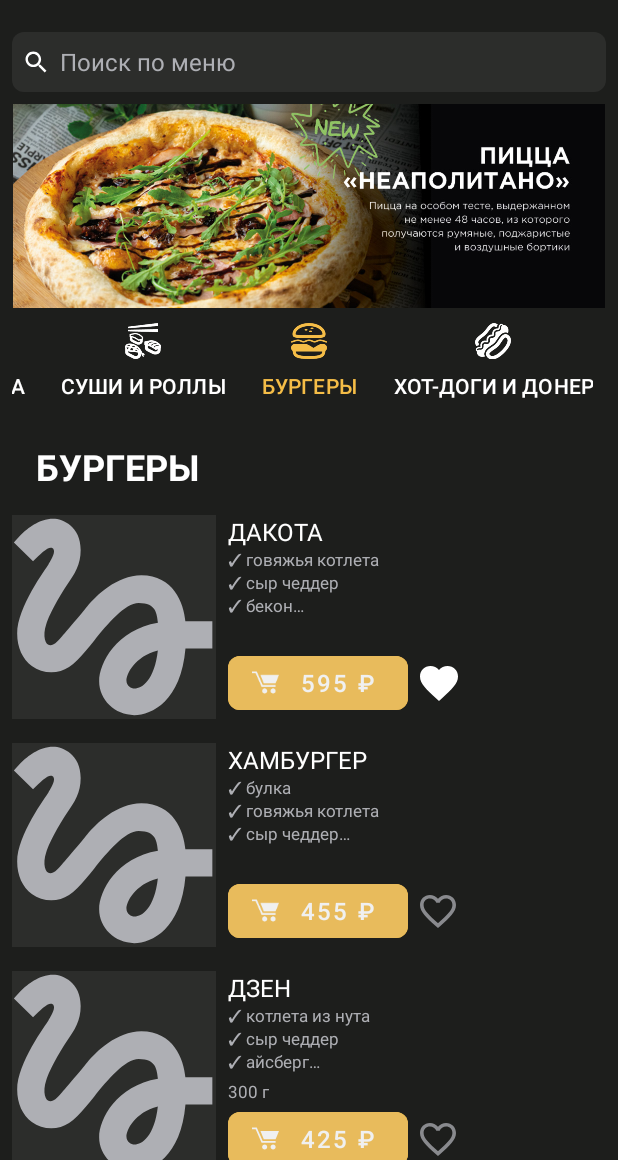
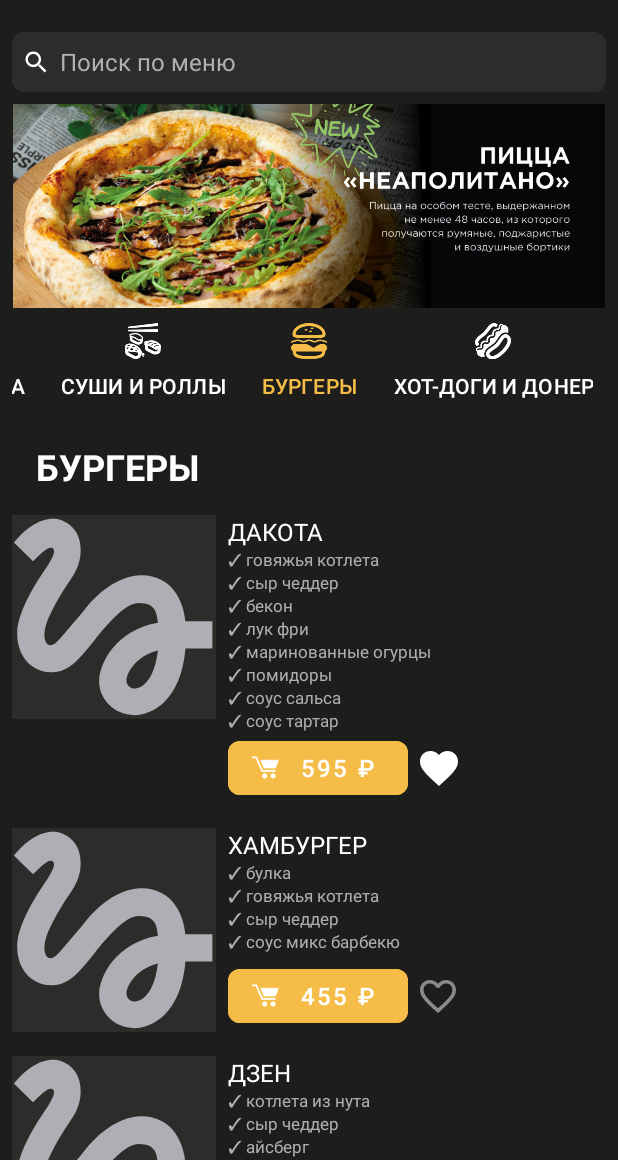
Before and after one commit to mandarin-kafe/Mandarin, an Android app: the screen it shows after launch (MainActivity), tab 3 chosen, on a phone screen of 412 x 824 dp, the part 76-1236 px from its top. Run offline under Robolectric (Android 15) with nearby library versions, the phone set to English and light mode, and no system bars; our stand-ins replace navigation-ui; pictures from the network do not load.

Commit message:
Оптимизация кода

```diff
--- a/app/src/main/java/com/mandarinkafe/mandarin/menu/domain/models/Meal.kt
+++ b/app/src/main/java/com/mandarinkafe/mandarin/menu/domain/models/Meal.kt
@@ -434,6 +434,95 @@ var mockSushiList = arrayListOf<Meal>(
     ),
 
     )
+var mockHotDogList = arrayListOf<Meal>(
+    Meal(
+        "41",
+        "ДАТСКИЙ ХОТ-ДОГ",
+        "✓ сосиска на выбор\n" +
+                "✓ булка\n" +
+                "✓ огурцы\n" +
+                "✓ лук фри\n" +
+                "✓ горчица\n" +
+                "✓ кетчуп\n" +
+                "✓ майонезный соус",
+        null,
+        250,
+        "https://optim.tildacdn.com/tild3866-3065-4137-b633-616633396165/-/resize/312x/-/format/webp/datsky_hot-dog_new.jpg",
+        "hotdog",
+        false,
+        true
+    ),
+    Meal(
+        "42",
+        "ФРАНЦУЗСКИЙ ХОТ-ДОГ",
+        "✓ сосиска на выбор\n" +
+                "✓ майонезный соус\n" +
+                "✓ кетчуп\n" +
+                "✓ булка",
+        null,
+        250,
+        "https://optim.tildacdn.com/tild3361-3662-4537-b731-393636653530/-/resize/312x/-/format/webp/francuzsky_hot-dog_n.jpg",
+        "hotdog",
+        false,
+        false
+    ),
+    Meal(
+        "43",
+        "ДОНЕР",
+        "✓ пшеничная тортилья\n" +
+                "✓ мясная начинка или фалафель по выбору\n" +
+                "✓ картофель фри\n" +
+                "✓ огурцы\n" +
+                "✓ помидоры\n" +
+                "✓ соус тартар\n" +
+                "✓ сальса\n" +
+                "✓ сыр моцарелла",
+        null,
+        390,
+        "https://optim.tildacdn.com/tild6261-3063-4939-a162-366337393735/-/resize/312x/-/format/webp/doner_new.jpg",
+        "hotdog",
+        false,
+        true
+    ),
+)
+
+var mockWokList = arrayListOf<Meal>(
+    Meal(
+        "51",
+            "Пшеничная лапша с овощами, курицей, черри, пармезаном в сливочном соусе",
+        "Пшеничная лапша, цукини, морковь, перец болгарский, лук, курица, помидоры черри, пармезан, кунжутное масло, сливочный соус, кунжут",
+        null,
+        450,
+        "https://optim.tildacdn.com/tild3130-6233-4163-a638-373037373032/-/resize/312x/-/format/webp/pshenichnaya_s_kuric.jpg",
+        "wok",
+        false,
+        true
+    ),
+    Meal(
+        "52",
+        "ЖАРЕНЫЙ РИС С ЯЙЦОМ И НАЧИНКОЙ НА ВЫБОР",
+        "Рис, курица / свинина / креветки (на выбор), морковь, чеснок, яйцо, лук порей, кунжутное масло, кунжут, устричный соус, пикантный соус",
+        null,
+        250,
+        "https://optim.tildacdn.com/tild3263-3037-4137-a634-666663333863/-/resize/312x/-/format/webp/ris_s_krevetkami_new.jpg",
+        "wok",
+        false,
+        false
+    ),
+    Meal(
+        "53",
+        "CОБЕРИ СВОЮ КОРОБОЧКУ",
+        "Шаг 1. Выбери основу (в комплекте овощи и соус. Все вместе — 330 г)\n" +
+                "Шаг 2. Добавь мясо, начинку, дополнительный соус по своему вкусу!",
+        null,
+        0,
+        "https://optim.tildacdn.com/tild3866-3065-4137-b633-616633396165/-/resize/312x/-/format/webp/datsky_hot-dog_new.jpg",
+        "wok",
+        false,
+        true
+    ),
+)
+
 
 var mockAdditionalsList = arrayListOf<Meal>(
     Meal(
--- a/app/src/main/java/com/mandarinkafe/mandarin/menu/domain/models/MenuCategory.kt
+++ b/app/src/main/java/com/mandarinkafe/mandarin/menu/domain/models/MenuCategory.kt
@@ -9,8 +9,8 @@ val mockMenuData = arrayListOf<MenuCategory>(
     MenuCategory("ПИЦЦА", mockPizzaList),
     MenuCategory("СУШИ И РОЛЛЫ", mockSushiList),
     MenuCategory("БУРГЕРЫ", mockBurgerList),
-    MenuCategory("ХОТ-ДОГИ И ДОНЕР", arrayListOf()),
-    MenuCategory("WOK", arrayListOf())
+    MenuCategory("ХОТ-ДОГИ И ДОНЕР", mockHotDogList),
+    MenuCategory("WOK", mockWokList)
 
 
 )
--- a/app/src/main/res/layout/list_menu_header.xml
+++ b/app/src/main/res/layout/list_menu_header.xml
@@ -5,11 +5,12 @@
     android:id="@+id/tv_category_title"
     style="@style/MealTitleStyle"
     android:layout_width="wrap_content"
+    android:textAllCaps="true"
     android:layout_height="wrap_content"
-    android:layout_gravity="center_horizontal"
+    android:layout_gravity="center_vertical"
     android:ellipsize="end"
     android:maxLines="1"
     android:padding="@dimen/standart_margin_16"
     android:textSize="@dimen/big_text_24"
     android:textStyle="bold"
-    tools:text="ПИЦЦА" />
+    tools:text="Пицца" />
--- a/app/src/main/res/layout/list_menu_item.xml
+++ b/app/src/main/res/layout/list_menu_item.xml
@@ -4,7 +4,7 @@
     android:layout_width="match_parent"
     android:layout_height="wrap_content"
     android:animateLayoutChanges="true"
-    android:paddingBottom="@dimen/standart_margin_16">
+     android:paddingBottom="@dimen/standart_margin_16">
 
     <!-- Изображение блюда -->
     <ImageView
@@ -23,10 +23,11 @@
         android:id="@+id/tv_meal_title"
         style="@style/MealTitleStyle"
         android:layout_width="0dp"
+        android:textAllCaps="true"
         android:layout_height="wrap_content"
         android:layout_marginStart="@dimen/small_margin_8"
         android:ellipsize="end"
-        android:maxLines="1"
+        android:maxLines="3"
         android:textSize="@dimen/regular_text_size_16"
         app:layout_constraintEnd_toEndOf="parent"
         app:layout_constraintStart_toEndOf="@id/iv_meal_picture"
@@ -37,14 +38,14 @@
     <TextView
         android:id="@+id/tv_meal_ingredients"
         style="@style/MealSmallTextStyle"
+        android:gravity="top"
         android:layout_width="0dp"
-        android:layout_height="0dp"
-        android:ellipsize="end"
-        android:maxLines="3"
-        app:layout_constraintBottom_toTopOf="@id/tv_meal_weight"
-        app:layout_constraintEnd_toEndOf="parent"
+        android:layout_height="wrap_content"
+        app:layout_constraintVertical_bias="0.0"
+         app:layout_constraintEnd_toEndOf="parent"
         app:layout_constraintStart_toStartOf="@id/tv_meal_title"
         app:layout_constraintTop_toBottomOf="@id/tv_meal_title"
+        app:layout_constraintBottom_toTopOf="@id/tv_meal_weight"
         tools:text="Моцарелла, сливочно-чесночный соус, шампиньоны, вяленые томаты, сливочно-чесночный соус, шампиньоны, вяленые томаты, сливочно-чесночный соус, шампиньоны, вяленые томаты" />
 
     <!-- Вес -->
@@ -59,19 +60,6 @@
         app:layout_constraintStart_toStartOf="@id/tv_meal_title"
         tools:text="670г" />
 
-    <!-- Кнопка добавления в корзину -->
-    <com.google.android.material.button.MaterialButton
-        android:id="@+id/bt_add_to_cart_price"
-        style="@style/ToCartButtonStyle"
-        android:layout_width="@dimen/to_cart_button_big_120"
-        android:layout_height="@dimen/to_cart_button_small_48"
-        android:gravity="center"
-        android:visibility="visible"
-        app:icon="@drawable/ic_cart"
-        app:iconTint="@color/white"
-        app:layout_constraintBottom_toBottomOf="parent"
-        app:layout_constraintStart_toStartOf="@id/tv_meal_title"
-        tools:text="985 ₽" />
 
     <View
         android:id="@+id/cntr_of_background_bt"
@@ -83,10 +71,9 @@
         app:layout_constraintTop_toTopOf="@id/background_for_cart_info" />
 
 
-    <!-- Появляется только когда блюдо в корзине -->
     <com.google.android.material.button.MaterialButton
         android:id="@+id/background_for_cart_info"
-        style="@style/ToCartBackgroundStyle"
+        style="@style/ToCartButtonsBackgroundStyle"
         android:layout_width="@dimen/to_cart_button_big_120"
         android:layout_height="@dimen/to_cart_button_small_48"
           android:clickable="false"
@@ -105,6 +92,20 @@
         app:layout_constraintStart_toEndOf="@id/bt_cart_minus"
         tools:text="2 шт" />
 
+
+    <!-- Кнопка добавления в корзину -->
+    <com.google.android.material.button.MaterialButton
+        android:id="@+id/bt_add_to_cart_price"
+        style="@style/ToCartButtonStyle"
+        android:layout_width="@dimen/to_cart_button_big_120"
+        android:layout_height="@dimen/to_cart_button_small_48"
+        android:gravity="center"
+        android:visibility="visible"
+        app:icon="@drawable/ic_cart"
+        app:iconTint="@color/white"
+        app:layout_constraintBottom_toBottomOf="parent"
+        app:layout_constraintStart_toStartOf="@id/tv_meal_title"
+        tools:text="985 ₽" />
 
     <TextView
         android:id="@+id/tv_total_price_in_cart"
--- a/app/src/main/res/values/strings.xml
+++ b/app/src/main/res/values/strings.xml
@@ -34,8 +34,7 @@
     <string name="meal_weight_template">%1$d г</string>
     <string name="meal_price_template">%1$d ₽</string>
     <string name="meal_title_with_weight_template">%1$s, %2$d г</string>
-    <!-- TODO: Remove or change this placeholder text -->
-    <string name="hello_blank_fragment">Hello blank fragment</string>
+    <string name="meal_in_cart_count_template">%1$d шт</string>
 
 
 </resources>
--- a/app/src/main/res/values/styles.xml
+++ b/app/src/main/res/values/styles.xml
@@ -12,14 +12,9 @@
 
     </style>
 
-    <style name="ToCartBackgroundStyle" parent="Widget.MaterialComponents.Button.UnelevatedButton">
-        <item name="android:textAllCaps">false</item>
+    <style name="ToCartButtonsBackgroundStyle" parent="ToCartButtonStyle">
         <item name="android:backgroundTint">@color/grey_transparent_10</item>
-        <item name="android:textColor">@color/white</item>
-        <item name="cornerRadius">@dimen/button_radius_8</item>
-        <item name="android:textFontWeight">500</item>
-        <item name="android:textSize">@dimen/regular_text_size_16</item>
-        <item name="android:layout_gravity">center_horizontal</item>
+
 
     </style>
 
```
Also changed, not shown: app/src/main/java/com/mandarinkafe/mandarin/meal_details/ui/MealAdditionalsAdapter.kt (+35 -16 lines), app/src/main/java/com/mandarinkafe/mandarin/menu/ui/MenuAdapter.kt (+51 -23 lines), app/src/main/res/layout/list_additionals_item.xml (+9 -2 lines).
